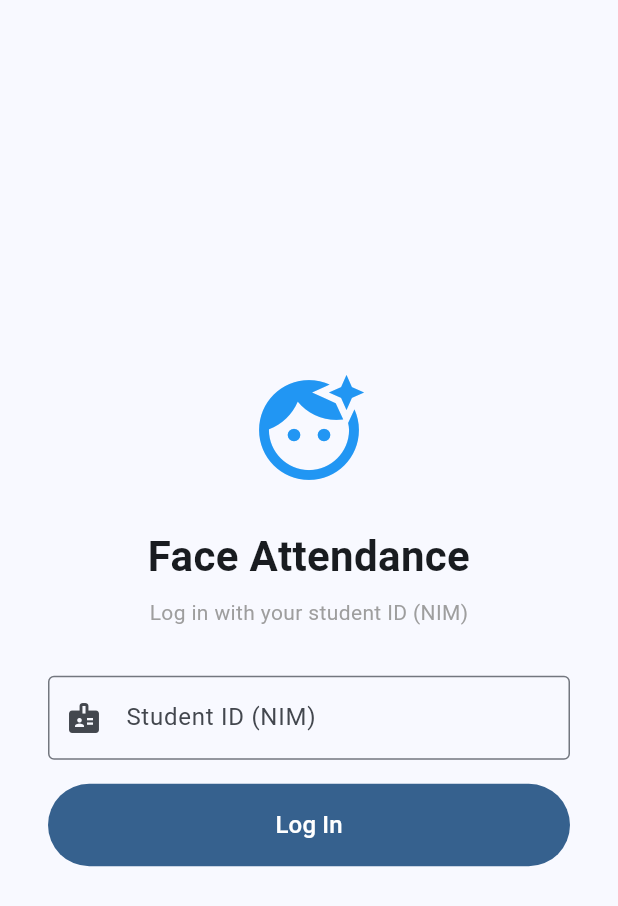
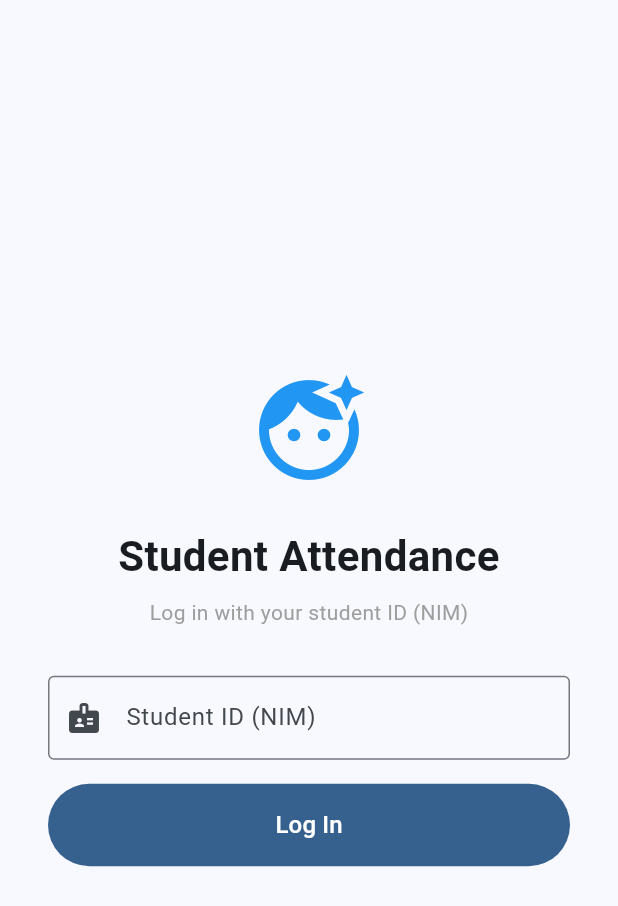
Before and after one commit to Healme29/An-Integrated-Attendance-Solution-Merging-Wi-Fi-AP-Data-with-Two-Stage-Face-Recognition, a Flutter app: the screen it shows after launch, on a phone screen of 412 x 824 dp. Shown: the top 906 px of the screen. Run offline on Flutter 3.47's test engine with Material 3 defaults, Android fonts, the phone set to English and light mode, and no system bars; our stand-ins replace camera, shared_preferences.

Commit message:
Rename app to Student Attendance; fix default backend URL for real devices

```diff
--- a/mobile/lib/main.dart
+++ b/mobile/lib/main.dart
@@ -20,7 +20,7 @@ class FaceAttendanceApp extends StatelessWidget {
   @override
   Widget build(BuildContext context) {
     return MaterialApp(
-      title: 'Face Attendance',
+      title: 'Student Attendance',
       theme: ThemeData(
         colorSchemeSeed: Colors.blue,
         useMaterial3: true,
--- a/mobile/lib/screens/home_screen.dart
+++ b/mobile/lib/screens/home_screen.dart
@@ -251,7 +251,7 @@ class _HomeScreenState extends State<HomeScreen> with WidgetsBindingObserver {
   @override
   Widget build(BuildContext context) {    return Scaffold(
       appBar: AppBar(
-        title: const Text("Face Attendance"),
+        title: const Text("Student Attendance"),
         actions: [
           IconButton(
             icon: const Icon(Icons.history),
--- a/mobile/lib/screens/login_screen.dart
+++ b/mobile/lib/screens/login_screen.dart
@@ -71,7 +71,7 @@ class _LoginScreenState extends State<LoginScreen> {
                 const Icon(Icons.face_retouching_natural, size: 80, color: Colors.blue),
                 const SizedBox(height: 24),
                 const Text(
-                  "Face Attendance",
+                  "Student Attendance",
                   textAlign: TextAlign.center,
                   style: TextStyle(fontSize: 28, fontWeight: FontWeight.bold),
                 ),
--- a/mobile/lib/services/api_service.dart
+++ b/mobile/lib/services/api_service.dart
@@ -15,7 +15,11 @@ class ApiException implements Exception {
 
 class ApiService {
   static const String _urlKey = "backend_base_url";
-  static const String _defaultBaseUrl = "http://10.0.2.2:8000";
+
+  /// Works on a real phone AND an emulator when the device is attached over
+  /// USB (`adb reverse tcp:8000 tcp:8000` maps this to the laptop's backend).
+  /// For LAN access, override it in Settings with the laptop's IP.
+  static const String _defaultBaseUrl = "http://127.0.0.1:8000";
   static const Duration _timeout = Duration(seconds: 15);
 
   static String baseUrl = _defaultBaseUrl;
@@ -43,7 +47,9 @@ class ApiService {
     } on SocketException {
       throw ApiException("Cannot reach server. Check your connection and backend URL.");
     } on TimeoutException {
-      throw ApiException("Server took too long to respond.");
+      throw ApiException(
+          "Server took too long to respond. Open Settings and check the server URL "
+          "(with USB attached, use http://127.0.0.1:8000 and run: adb reverse tcp:8000 tcp:8000).");
     } on http.ClientException {
       throw ApiException("Cannot reach server. Check the backend URL in Settings.");
     }
```
Also changed, not shown: 6 other files.
